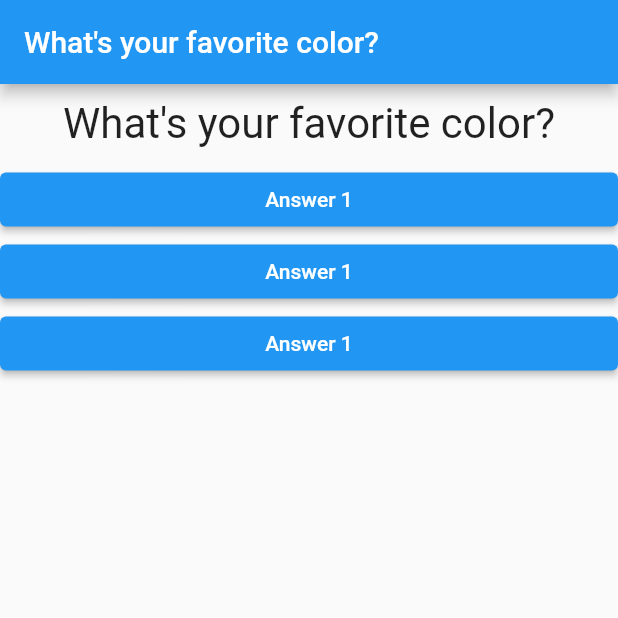
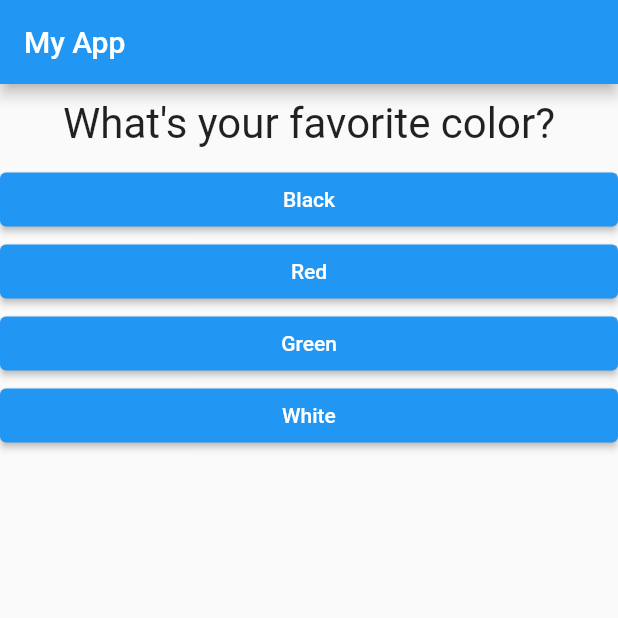
Before and after one commit to antosha-85/app_max_flutter, a Flutter app: the screen it shows after launch, on a phone screen of 412 x 824 dp, the top half of it. Run offline on Flutter 3.47's test engine with Material 2 defaults, Android fonts, the phone set to English and light mode, and no system bars.

Commit message:
Modified the variable questions and made it a list of objects and then modified Column widget and used map to render a list of answers

```diff
--- a/lib/answer.dart
+++ b/lib/answer.dart
@@ -2,7 +2,8 @@ import 'package:flutter/material.dart';
 
 class Answer extends StatelessWidget {
   final Function selectHandler;
-  Answer(this.selectHandler);
+  final String answerText;
+  Answer(this.selectHandler, this.answerText);
   @override
   Widget build(BuildContext context) {
     return Container(
@@ -11,7 +12,7 @@ class Answer extends StatelessWidget {
           style: ElevatedButton.styleFrom(
             primary: Colors.blue,
           ),
-          child: Text('Answer 1'),
+          child: Text(answerText),
           onPressed: selectHandler,
         ));
   }
--- a/lib/main.dart
+++ b/lib/main.dart
@@ -1,10 +1,6 @@
 import 'package:app_max/answer.dart';
 import 'package:app_max/question.dart';
 import 'package:flutter/material.dart';
-
-// void main() {
-//   runApp(MyApp());
-// }
 
 void main() => runApp(MyApp());
 
@@ -19,9 +15,19 @@ class _MyAppState extends State<MyApp> {
   var _questionIndex = 0;
   @override
   Widget build(BuildContext context) {
-    var questions = [
-      'What\'s your favorite color?',
-      'What\'s your favorite animal?'
+    const List questions = const [
+      {
+        'questionText': 'What\'s your favorite color?',
+        'answers': ['Black', 'Red', "Green", 'White']
+      },
+      {
+        'questionText': 'What\'s your favorite animal?',
+        'answers': ['Rabbit', 'Snake', "Elephant", 'Lion']
+      },
+      {
+        'questionText': 'Who\'s your favorite instructor?',
+        'answers': ['Anton', 'Oksana', "Max", 'Kyle']
+      },
     ];
     void _answerQuestion() {
       setState(() {
@@ -33,14 +39,14 @@ class _MyAppState extends State<MyApp> {
     return MaterialApp(
       home: Scaffold(
         appBar: AppBar(
-          title: Text(questions[_questionIndex]),
+          title: Text('My App'),
         ),
         body: Column(
           children: <Widget>[
-            Question(questions[_questionIndex]),
-            Answer(_answerQuestion),
-            Answer(_answerQuestion),
-            Answer(_answerQuestion),
+            Question(questions[_questionIndex]['questionText']),
+            ...(questions[_questionIndex]['answers'] as List<String>)
+                .map((answer) => Answer(_answerQuestion, answer))
+                .toList()
           ],
         ),
       ),
```
